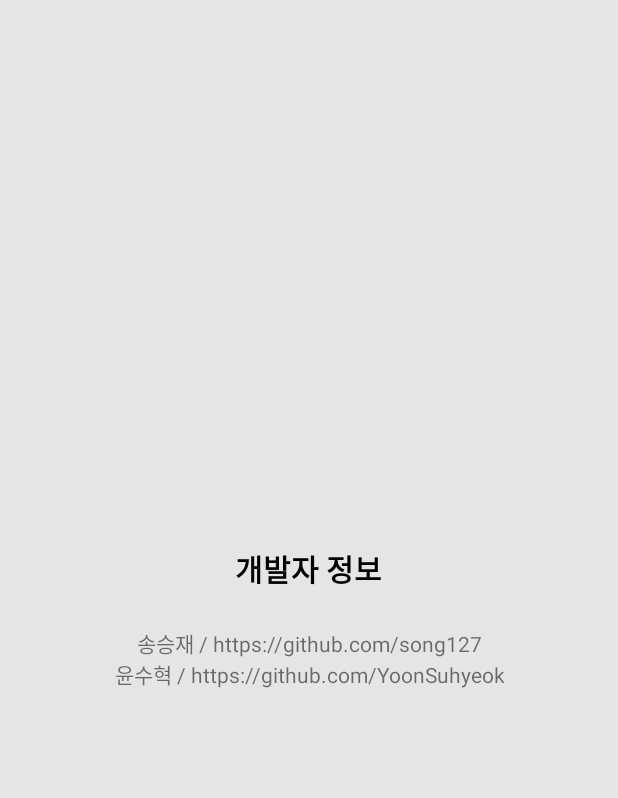
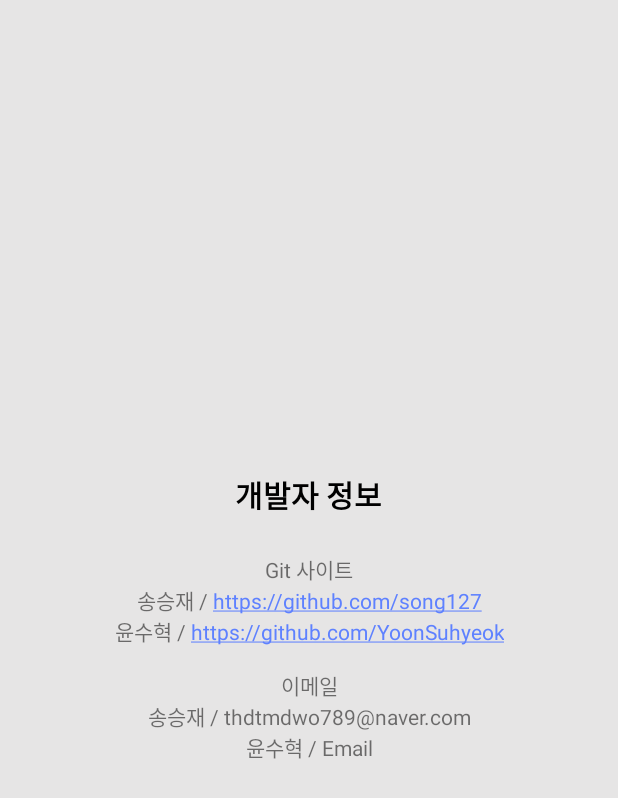
Before and after one commit to YoonSuhyeok/KN_Notice_app, an Android app: the layout develop_activity.xml on its own in the app's theme, with its tools: preview values and no code run, on a phone screen of 412 x 824 dp. Shown: the top 798 px of the screen. Run offline under Robolectric (Android 15) with nearby library versions, the phone set to English and light mode, and no system bars.

Commit message:
개발자 정보 페이지 수정

```diff
--- a/app/src/main/AndroidManifest.xml
+++ b/app/src/main/AndroidManifest.xml
@@ -20,6 +20,8 @@
         <activity android:name=".Activity.MainActivity">
         </activity>
 
+        <activity android:name=".Activity.DevelopInfoActivity" android:parentActivityName=".Activity.MainActivity"></activity>
+
         <activity android:name=".Activity.settingpage"></activity>
     </application>
     <uses-permission android:name="android.permission.INTERNET" />
--- a/app/src/main/java/com/example/noticekangwon/Activity/DevelopInfoActivity.java
+++ b/app/src/main/java/com/example/noticekangwon/Activity/DevelopInfoActivity.java
@@ -4,6 +4,7 @@ import android.os.Bundle;
 
 import androidx.annotation.Nullable;
 import androidx.appcompat.app.AppCompatActivity;
+import androidx.appcompat.widget.Toolbar;
 
 import com.example.noticekangwon.R;
 
@@ -13,5 +14,10 @@ public class DevelopInfoActivity extends AppCompatActivity {
     protected void onCreate(@Nullable Bundle savedInstanceState) {
         super.onCreate(savedInstanceState);
         setContentView(R.layout.develop_activity);
+
+        Toolbar toolbar = findViewById(R.id.devToolbar);
+        setSupportActionBar(toolbar);
+        getSupportActionBar().setTitle("");
+        getSupportActionBar().setDisplayHomeAsUpEnabled(true);
     }
 }
--- a/app/src/main/res/layout/develop_activity.xml
+++ b/app/src/main/res/layout/develop_activity.xml
@@ -1,8 +1,14 @@
 <?xml version="1.0" encoding="utf-8"?>
-<RelativeLayout
-    xmlns:android="http://schemas.android.com/apk/res/android" android:layout_width="match_parent"
+<RelativeLayout xmlns:android="http://schemas.android.com/apk/res/android"
+    android:layout_width="match_parent"
     android:layout_height="match_parent"
+    xmlns:app="http://schemas.android.com/apk/res-auto"
     android:background="#E6E5E5">
+
+    <androidx.appcompat.widget.Toolbar
+        android:id="@+id/devToolbar"
+        android:layout_width="match_parent"
+        android:layout_height="wrap_content"/>
 
     <LinearLayout
         android:layout_width="wrap_content"
@@ -22,7 +28,17 @@
             android:layout_width="wrap_content"
             android:layout_height="wrap_content"
             android:textAlignment="center"
-            android:text="송승재 / https://github.com/song127\n윤수혁 / https://github.com/YoonSuhyeok"
+            android:linksClickable="true"
+            android:autoLink="web"
+            android:textColorLink="@color/colorBlueMarin"
+            android:text="Git 사이트\n송승재 / https://github.com/song127\n윤수혁 / https://github.com/YoonSuhyeok"
+            android:gravity="center_horizontal" />
+        <TextView
+            android:layout_width="wrap_content"
+            android:layout_height="wrap_content"
+            android:textAlignment="center"
+            android:layout_marginTop="15dp"
+            android:text="이메일\n송승재 / thdtmdwo789@naver.com\n윤수혁 / Email"
             android:gravity="center_horizontal" />
 
 
```
